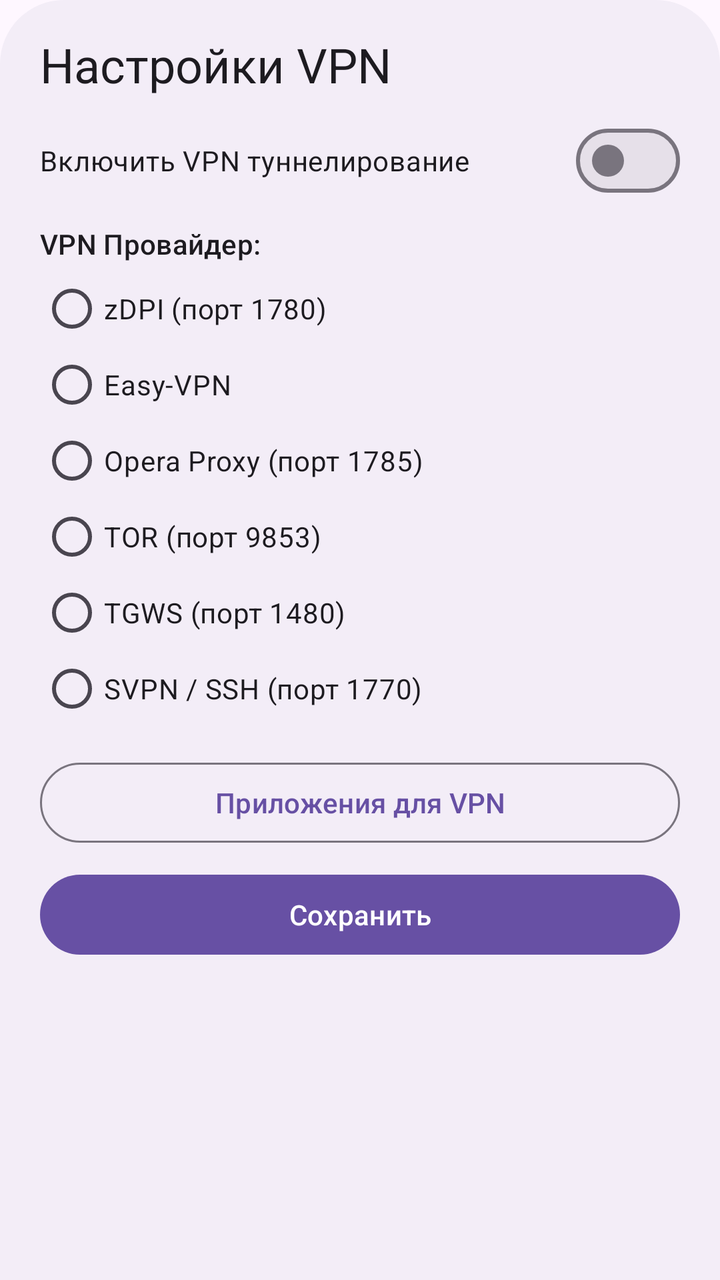
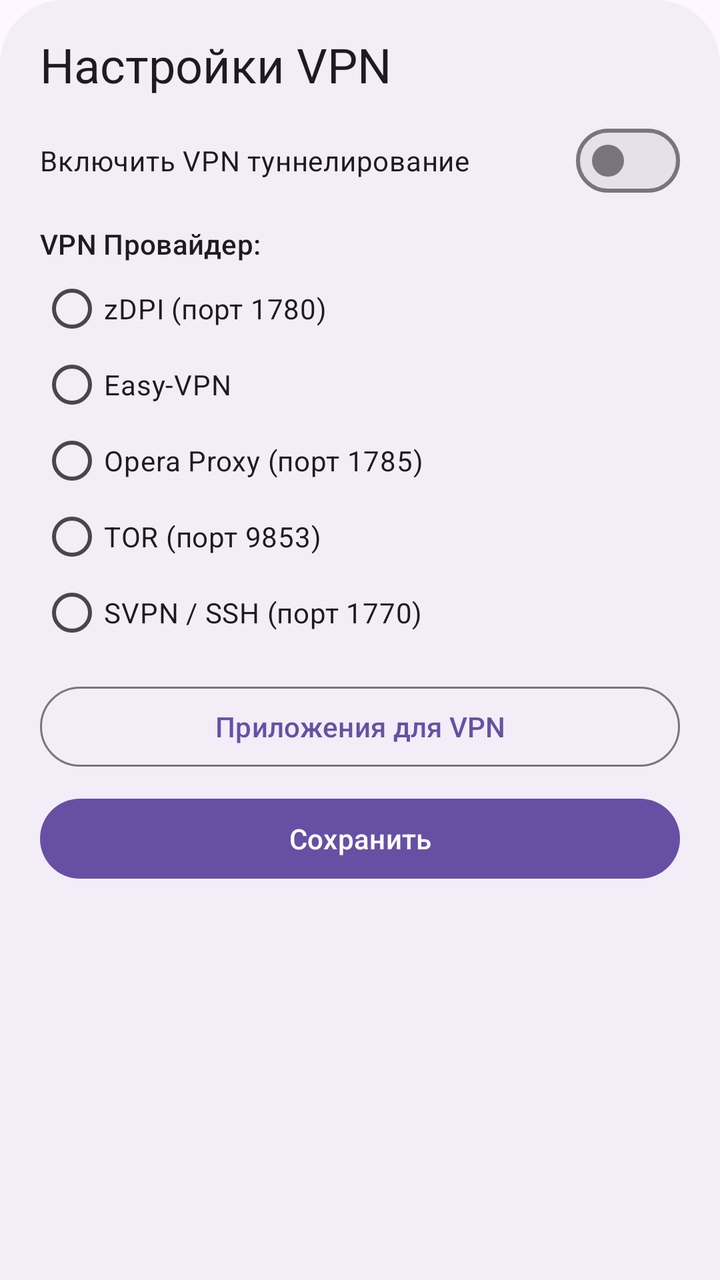

Screens rendered from an Android XML layout before and after an edit, with the pre-edit source and the edit as a unified diff.
<!-- AndroidManifest.xml: application theme DefaultTheme -->
<!-- res/layout/vpn_bottom_sheet.xml -->
<?xml version="1.0" encoding="utf-8"?>
<androidx.core.widget.NestedScrollView xmlns:android="http://schemas.android.com/apk/res/android"
    android:layout_width="match_parent"
    android:layout_height="match_parent"
    android:background="@drawable/bottom_sheet_rounded"
    android:fillViewport="true">

    <LinearLayout
        android:layout_width="match_parent"
        android:layout_height="wrap_content"
        android:orientation="vertical"
        android:paddingStart="20dp"
        android:paddingEnd="20dp"
        android:paddingTop="16dp"
        android:paddingBottom="16dp">

        <TextView
            android:layout_width="wrap_content"
            android:layout_height="wrap_content"
            android:text="Настройки VPN"
            android:textAppearance="@style/TextAppearance.Material3.HeadlineSmall"
            android:layout_marginBottom="8dp" />

        <com.google.android.material.materialswitch.MaterialSwitch
            android:id="@+id/swVpnEnabled"
            android:layout_width="match_parent"
            android:layout_height="wrap_content"
            android:text="Включить VPN туннелирование"
            android:layout_marginBottom="8dp" />

        <LinearLayout
            android:id="@+id/llAppRouting"
            android:layout_width="match_parent"
            android:layout_height="wrap_content"
            android:orientation="vertical"
            android:visibility="gone"
            android:layout_marginBottom="8dp">

            <com.google.android.material.materialswitch.MaterialSwitch
                android:id="@+id/swAppRouting"
                android:layout_width="match_parent"
                android:layout_height="wrap_content"
                android:text="Раздельное туннелирование (Proxifier rules)" />

            <com.google.android.material.button.MaterialButton
                android:id="@+id/btnOpenProxifierRules"
                style="@style/Widget.Material3.Button.TextButton"
                android:layout_width="wrap_content"
                android:layout_height="wrap_content"
                android:text="Настроить правила проксификации →" />
        </LinearLayout>

        <TextView
            android:layout_width="wrap_content"
            android:layout_height="wrap_content"
            android:text="VPN Провайдер:"
            android:textAppearance="@style/TextAppearance.Material3.LabelLarge"
            android:layout_marginBottom="4dp" />

        <RadioGroup
            android:id="@+id/rgVpnProvider"
            android:layout_width="match_parent"
            android:layout_height="wrap_content"
            android:layout_marginBottom="8dp">

            <RadioButton
                android:id="@+id/rbByedpi"
                android:layout_width="match_parent"
                android:layout_height="wrap_content"
                android:minHeight="38dp"
                android:paddingVertical="2dp"
                android:text="zDPI (порт 1780)" />

            <RadioButton
                android:id="@+id/rbEasyVpn"
                android:layout_width="match_parent"
                android:layout_height="wrap_content"
                android:minHeight="38dp"
                android:paddingVertical="2dp"
                android:text="Easy-VPN" />

            <RadioButton
                android:id="@+id/rbOperaProxy"
                android:layout_width="match_parent"
                android:layout_height="wrap_content"
                android:minHeight="38dp"
                android:paddingVertical="2dp"
                android:text="Opera Proxy (порт 1785)" />

            <RadioButton
                android:id="@+id/rbTor"
                android:layout_width="match_parent"
                android:layout_height="wrap_content"
                android:minHeight="38dp"
                android:paddingVertical="2dp"
                android:text="TOR (порт 9853)" />

            <RadioButton
                android:id="@+id/rbTgws"
                android:layout_width="match_parent"
                android:layout_height="wrap_content"
                android:minHeight="38dp"
                android:paddingVertical="2dp"
                android:text="TGWS (порт 1480)" />
            <RadioButton
                android:id="@+id/rbSvpn"
                android:layout_width="match_parent"
                android:layout_height="wrap_content"
                android:minHeight="38dp"
                android:paddingVertical="2dp"
                android:text="SVPN / SSH (порт 1770)" />
        </RadioGroup>

        
        <Button
            android:id="@+id/btnApps"
            style="?attr/materialButtonOutlinedStyle"
            android:layout_width="match_parent"
            android:layout_height="wrap_content"
            android:layout_marginTop="6dp"
            android:text="Приложения для VPN" />

        <Button
            android:id="@+id/btnSave"
            android:layout_width="match_parent"
            android:layout_height="wrap_content"
            android:layout_marginTop="8dp"
            android:text="Сохранить" />

    </LinearLayout>
</androidx.core.widget.NestedScrollView>
<!-- resources referenced by this layout -->
<resources>
  <!-- drawable bottom_sheet_rounded (drawable) -->
  <?xml version="1.0" encoding="utf-8"?>
  <shape xmlns:android="http://schemas.android.com/apk/res/android"
      android:shape="rectangle">
      <solid android:color="?attr/colorSurfaceContainer" />
      <corners
          android:topLeftRadius="32dp"
          android:topRightRadius="32dp"
          android:bottomLeftRadius="0dp"
          android:bottomRightRadius="0dp" />
  </shape>
  <style name="DefaultTheme" parent="Theme.Material3.DayNight.NoActionBar">
          <item name="preferenceTheme">@style/PrefsTheme</item>
      </style>
  <style name="PrefsTheme" parent="PreferenceThemeOverlay">
          <item name="android:layout">@layout/fragment_settings</item>
      </style>
</resources>

<!-- the commit's change to res/layout/vpn_bottom_sheet.xml (unified diff, before → after) -->
@@ -101,6 +101,7 @@
                 android:layout_height="wrap_content"
                 android:minHeight="38dp"
                 android:paddingVertical="2dp"
+                android:visibility="gone"
                 android:text="TGWS (порт 1480)" />
             <RadioButton
                 android:id="@+id/rbSvpn"
